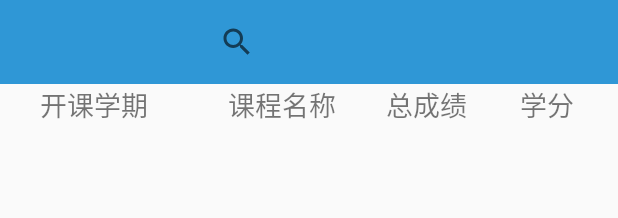
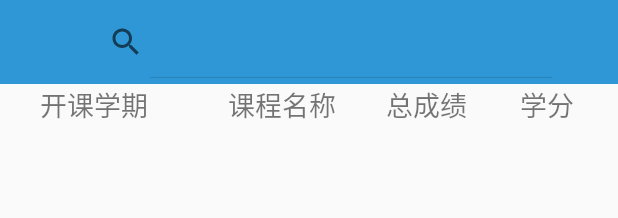
Before and after one commit to STRSong/UPCAid, an Android app: the layout activity_score.xml on its own in the app's theme, with its tools: preview values and no code run, on a phone screen of 412 x 824 dp. Shown: the top 218 px of the screen. Run offline under Robolectric (Android 15) with nearby library versions, the phone set to English and light mode, and no system bars.

Commit message:
使用自定义的SearchView

```diff
--- a/app/src/main/AndroidManifest.xml
+++ b/app/src/main/AndroidManifest.xml
@@ -23,4 +23,5 @@
     </application>
     <uses-permission android:name="android.permission.INTERNET"></uses-permission>
     <uses-permission android:name="android.permission.WRITE_EXTERNAL_STORAGE"></uses-permission>
+
 </manifest>
--- a/app/src/main/res/layout/activity_score.xml
+++ b/app/src/main/res/layout/activity_score.xml
@@ -21,17 +21,18 @@
                 android:layout_width="0dp"
                 android:layout_height="match_parent"
                 android:layout_weight="1"/>
-
-
-            <TextView
-                android:layout_width="0dp"
-                android:layout_height="match_parent"
-                android:layout_weight="2"/>
             <SearchView
                 android:id="@+id/search_score_1"
                 android:layout_width="0dp"
                 android:layout_height="wrap_content"
-                android:layout_weight="7"></SearchView>
+                android:layout_weight="9"
+                android:iconifiedByDefault="false"
+                android:inputType="numberSigned"
+                ></SearchView>
+            <ImageView
+                android:layout_width="0dp"
+                android:layout_height="match_parent"
+                android:layout_weight="1"/>
         </LinearLayout>
 
 
```
Also changed, not shown: app/src/main/java/jwxt/cacher/cc/jwxt/ScoreActivity.java (+59 -67 lines).
